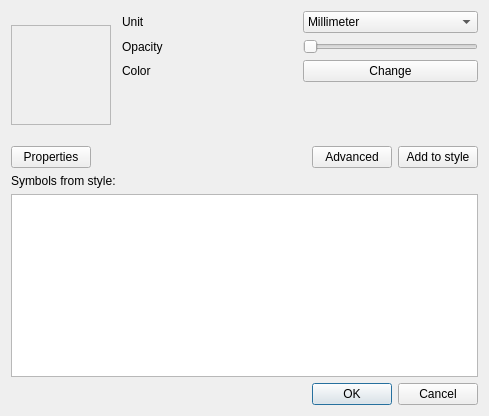
Above: qgis/src/ui/qgssymbolv2selectordialogbase.ui from sourcepole/qgis before the change. Below: the same form after it.
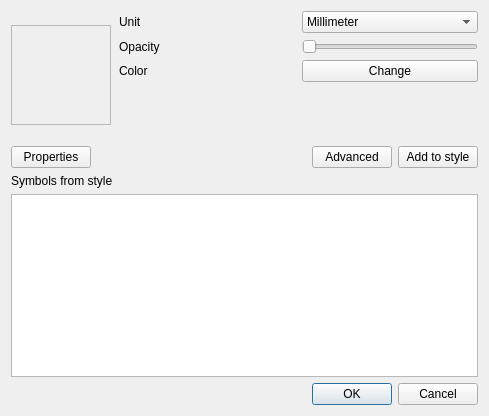
That is the form after the change. Custom widgets are drawn as their Qt base class.

The edit to the form file:
```diff
--- a/qgis/src/ui/qgssymbolv2selectordialogbase.ui
+++ b/qgis/src/ui/qgssymbolv2selectordialogbase.ui
@@ -240,7 +240,7 @@
    <item row="2" column="0">
     <widget class="QLabel" name="label">
      <property name="text">
-      <string>Symbols from style:</string>
+      <string>Symbols from style</string>
      </property>
     </widget>
    </item>
```
Left out of the diff: 21 changed lines with no effect on the pictures.
